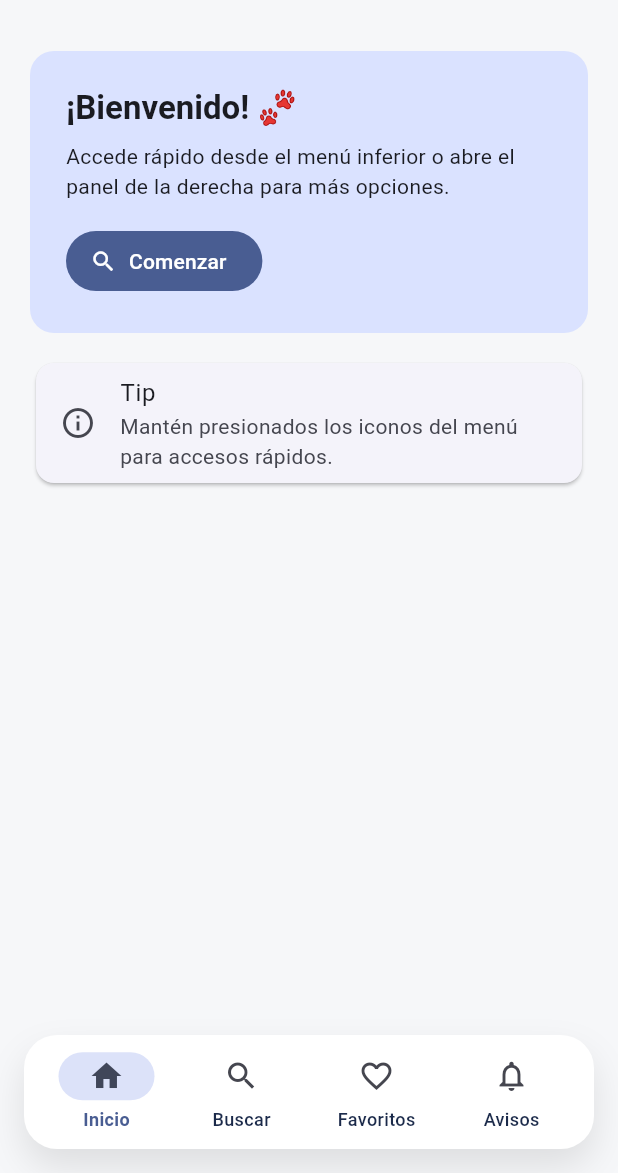
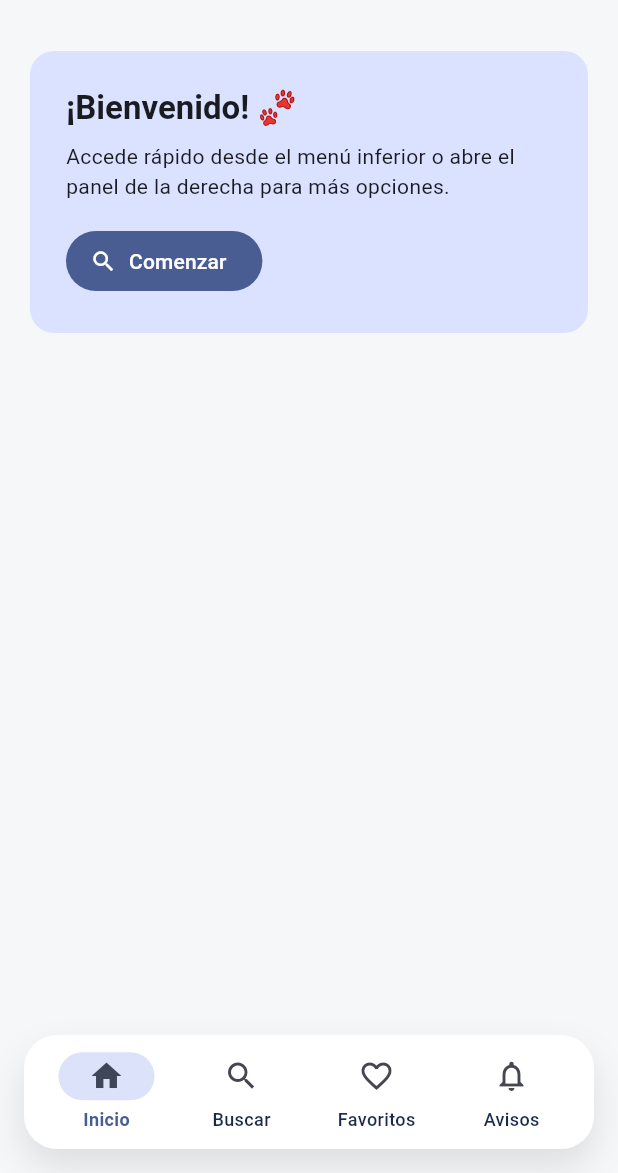
Before and after one commit to solorzdev/BuscaDog_v2, a Flutter app: the screen it shows after launch, on a phone screen of 412 x 824 dp, the part 63-1236 px from its top. Run offline on Flutter 3.47's test engine with Material 3 defaults, Android fonts, the phone set to English and light mode, and no system bars; our stand-ins replace shared_preferences; accounts and stored records are empty.

Commit message:
Limpieza de contenido innecesario

```diff
--- a/lib/features/home/presentation/pages/home_page.dart
+++ b/lib/features/home/presentation/pages/home_page.dart
@@ -35,16 +35,6 @@ class HomePage extends StatelessWidget {
             ],
           ),
         ),
-        const SizedBox(height: 16),
-        Card(
-          child: ListTile(
-            leading: const Icon(Icons.info_outline),
-            title: const Text('Tip'),
-            subtitle: const Text(
-              'Mantén presionados los iconos del menú para accesos rápidos.',
-            ),
-          ),
-        ),
       ],
     );
   }
```
